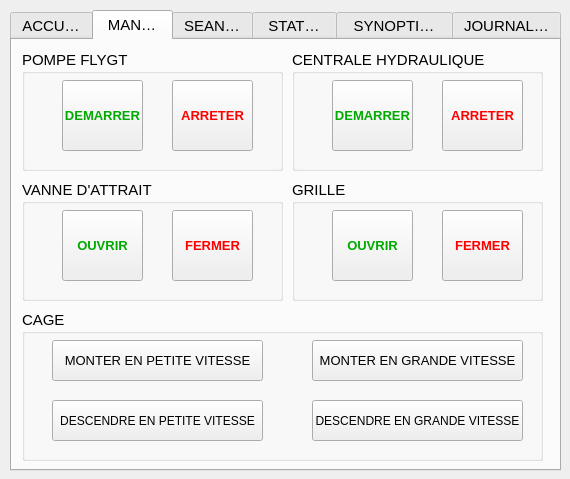
Above: CODAGE/IHM/ui.ui from hardware/AscenseurPoissons before the change. Below: the same form after it.
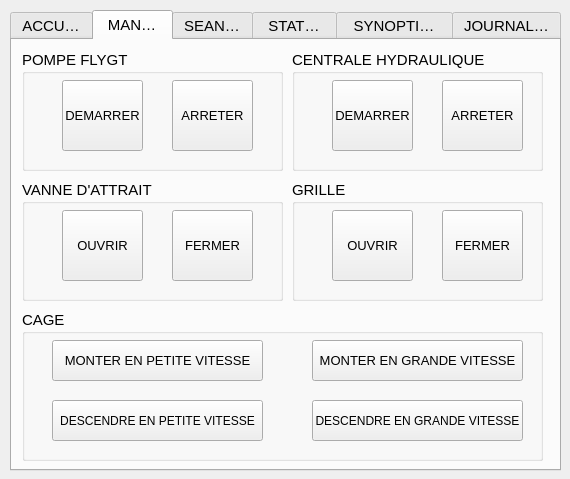
That is the form after the change. The open tabs and pages were chosen to show the change. Icons and pictures are not drawn.

Commit message: Changement de nom des widgets

```diff
--- a/CODAGE/IHM/ui.ui
+++ b/CODAGE/IHM/ui.ui
@@ -168,12 +168,12 @@
       <property name="font">
        <font>
         <pointsize>10</pointsize>
-        <weight>75</weight>
-        <bold>true</bold>
+        <weight>50</weight>
+        <bold>false</bold>
        </font>
       </property>
       <property name="styleSheet">
-       <string notr="true">color: rgb(0, 170, 0);</string>
+       <string notr="true"/>
       </property>
       <property name="text">
        <string>DEMARRER</string>
@@ -191,12 +191,12 @@
       <property name="font">
        <font>
         <pointsize>10</pointsize>
-        <weight>75</weight>
-        <bold>true</bold>
+        <weight>50</weight>
+        <bold>false</bold>
        </font>
       </property>
       <property name="styleSheet">
-       <string notr="true">color: rgb(255, 0, 0);</string>
+       <string notr="true"/>
       </property>
       <property name="text">
        <string>ARRETER</string>
@@ -232,13 +232,13 @@
       <property name="font">
        <font>
         <pointsize>10</pointsize>
-        <weight>75</weight>
+        <weight>50</weight>
         <italic>false</italic>
-        <bold>true</bold>
+        <bold>false</bold>
        </font>
       </property>
       <property name="styleSheet">
-       <string notr="true">color: rgb(0, 170, 0);</string>
+       <string notr="true"/>
       </property>
       <property name="text">
        <string>DEMARRER</string>
@@ -256,12 +256,12 @@
       <property name="font">
        <font>
         <pointsize>10</pointsize>
-        <weight>75</weight>
-        <bold>true</bold>
+        <weight>50</weight>
+        <bold>false</bold>
        </font>
       </property>
       <property name="styleSheet">
-       <string notr="true">color: rgb(255, 0, 0);</string>
+       <string notr="true"/>
       </property>
       <property name="text">
        <string>ARRETER</string>
@@ -297,12 +297,12 @@
       <property name="font">
        <font>
         <pointsize>10</pointsize>
-        <weight>75</weight>
-        <bold>true</bold>
+        <weight>50</weight>
+        <bold>false</bold>
        </font>
       </property>
       <property name="styleSheet">
-       <string notr="true">color: rgb(0, 170, 0);</string>
+       <string notr="true"/>
       </property>
       <property name="text">
        <string>OUVRIR</string>
@@ -320,12 +320,12 @@
       <property name="font">
        <font>
         <pointsize>10</pointsize>
-        <weight>75</weight>
-        <bold>true</bold>
+        <weight>50</weight>
+        <bold>false</bold>
        </font>
       </property>
       <property name="styleSheet">
-       <string notr="true">color: rgb(255, 0, 0);</string>
+       <string notr="true"/>
       </property>
       <property name="text">
        <string>FERMER</string>
@@ -361,12 +361,12 @@
       <property name="font">
        <font>
         <pointsize>10</pointsize>
-        <weight>75</weight>
-        <bold>true</bold>
+        <weight>50</weight>
+        <bold>false</bold>
        </font>
       </property>
       <property name="styleSheet">
-       <string notr="true">color: rgb(0, 170, 0);</string>
+       <string notr="true"/>
       </property>
       <property name="text">
        <string>OUVRIR</string>
@@ -384,12 +384,12 @@
       <property name="font">
        <font>
         <pointsize>10</pointsize>
-        <weight>75</weight>
-        <bold>true</bold>
+        <weight>50</weight>
+        <bold>false</bold>
        </font>
       </property>
       <property name="styleSheet">
-       <string notr="true">color: rgb(255, 0, 0);</string>
+       <string notr="true"/>
       </property>
       <property name="text">
        <string>FERMER</string>
```
Left out of the diff: 122 changed lines with no effect on the pictures.
